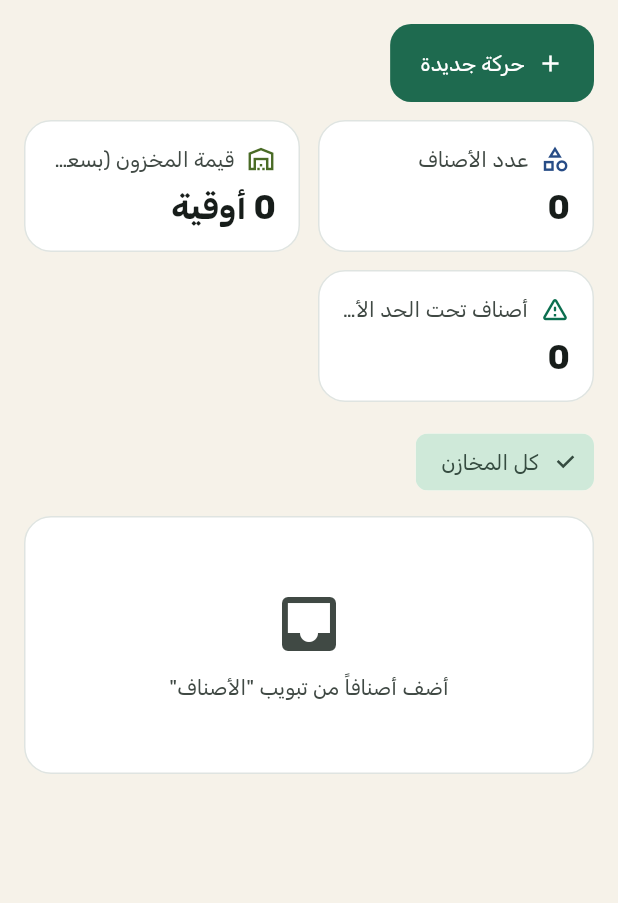
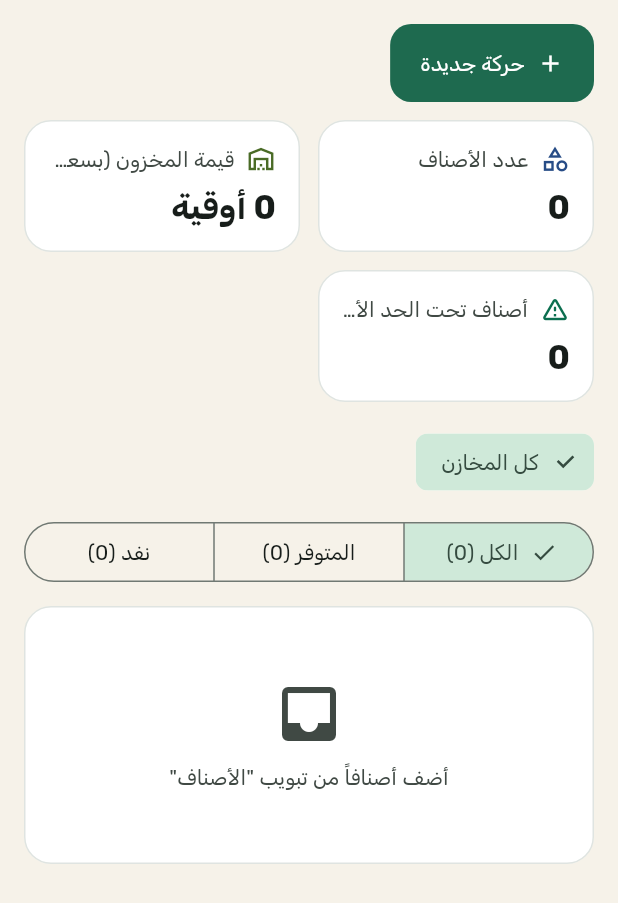
Before and after one commit to Ahmedtalb872/Medaba, a Flutter app: the _StockTab widget shown alone on an empty page, opened directly, on a phone screen of 412 x 824 dp. Shown: the top 903 px of the screen. Run offline on Flutter 3.47's test engine with Material 3 defaults, Android fonts, the phone set to English and light mode, and no system bars; our stand-ins replace file_picker, pdf, printing, shared_preferences; accounts and stored records are empty.

Commit message:
Show original, issued and available quantities in stock
The stock tab now lists, per item, everything that entered the selected
warehouse (purchases, stock-in, transfers in), what left it, and what is
available, with a bar for the available share. A filter shows all,
available or out-of-stock items. Transfers between warehouses are not
counted when all warehouses are shown together.

Co-Authored-By: Claude Opus 5.5 <noreply@anthropic.com>
Claude-Session: https://claude.ai/code/session_01X9Xt23fqdrjn1yncKBRNLD

```diff
--- a/lib/screens/inventory_screen.dart
+++ b/lib/screens/inventory_screen.dart
@@ -79,17 +79,48 @@ class _StockTab extends StatefulWidget {
   State<_StockTab> createState() => _StockTabState();
 }
 
+enum _StockFilter {
+  all('الكل'),
+  available('المتوفر'),
+  out('نفد');
+
+  final String label;
+  const _StockFilter(this.label);
+}
+
+typedef _StockRow = ({
+  Product product,
+  double received,
+  double issued,
+  double qty,
+});
+
 class _StockTabState extends State<_StockTab> {
   String? _warehouseId;
+  _StockFilter _filter = _StockFilter.all;
 
   @override
   Widget build(BuildContext context) {
     final s = context.watch<AppState>();
     if (s.warehouseById(_warehouseId) == null) _warehouseId = null;
-    final rows = [
-      for (final p in s.products)
-        (product: p, qty: s.stockOf(p.id, warehouseId: _warehouseId)),
-    ];
+    _StockRow row(Product p) {
+      final f = s.stockFlow(p.id, warehouseId: _warehouseId);
+      return (
+        product: p,
+        received: f.received,
+        issued: f.issued,
+        qty: f.received - f.issued,
+      );
+    }
+
+    bool matches(_StockRow r, _StockFilter f) => switch (f) {
+      _StockFilter.all => true,
+      _StockFilter.available => r.qty > 0,
+      _StockFilter.out => r.qty <= 0,
+    };
+
+    final rows = [for (final p in s.products) row(p)];
+    final shown = rows.where((r) => matches(r, _filter)).toList();
 
     return ListView(
       padding: const EdgeInsets.all(16),
@@ -146,28 +177,43 @@ class _StockTabState extends State<_StockTab> {
           ],
         ),
         const SizedBox(height: 12),
-        DataTableCard<({Product product, double qty})>(
+        SegmentedButton<_StockFilter>(
+          segments: [
+            for (final f in _StockFilter.values)
+              ButtonSegment(
+                value: f,
+                label: Text(
+                  '${f.label} (${rows.where((r) => matches(r, f)).length})',
+                ),
+              ),
+          ],
+          selected: {_filter},
+          onSelectionChanged: (v) => setState(() => _filter = v.first),
+        ),
+        const SizedBox(height: 12),
+        DataTableCard<_StockRow>(
           columns: const [
             'الصنف',
             'الكود',
-            'الكمية',
+            'الكمية الأصلية',
+            'الخارج',
+            'المتوفر',
             'الوحدة',
             'سعر التكلفة',
             'سعر البيع',
-            'القيمة',
+            'قيمة المتوفر',
             'الحالة',
           ],
-          items: rows,
+          items: shown,
           emptyMessage: 'أضف أصنافاً من تبويب "الأصناف"',
           cells: (r) {
             final p = r.product;
             return [
               Text(p.name),
               Text(p.code),
-              Text(
-                fmt.number(r.qty),
-                style: const TextStyle(fontWeight: FontWeight.bold),
-              ),
+              Text(fmt.number(r.received)),
+              Text(fmt.number(r.issued)),
+              _Available(qty: r.qty, received: r.received),
               Text(p.unit),
               Text(fmt.money(p.costPrice)),
               Text(fmt.money(p.salePrice)),
@@ -177,6 +223,42 @@ class _StockTabState extends State<_StockTab> {
           },
         ),
       ],
+    );
+  }
+}
+
+/// الكمية المتوفرة مع شريط يبيّن نسبتها من الكمية الأصلية.
+class _Available extends StatelessWidget {
+  final double qty;
+  final double received;
+  const _Available({required this.qty, required this.received});
+
+  @override
+  Widget build(BuildContext context) {
+    final ratio = received <= 0 ? 0.0 : (qty / received).clamp(0.0, 1.0);
+    final color = ratio > 0.25 ? AppColors.income.last : AppColors.expense.last;
+    return SizedBox(
+      width: 96,
+      child: Column(
+        mainAxisAlignment: MainAxisAlignment.center,
+        crossAxisAlignment: CrossAxisAlignment.start,
+        children: [
+          Text(
+            fmt.number(qty),
+            style: const TextStyle(fontWeight: FontWeight.bold),
+          ),
+          const SizedBox(height: 4),
+          ClipRRect(
+            borderRadius: BorderRadius.circular(4),
+            child: LinearProgressIndicator(
+              value: ratio,
+              minHeight: 5,
+              color: color,
+              backgroundColor: color.withValues(alpha: 0.15),
+            ),
+          ),
+        ],
+      ),
     );
   }
 }
--- a/lib/state/app_state.dart
+++ b/lib/state/app_state.dart
@@ -406,6 +406,26 @@ class AppState extends ChangeNotifier {
             (excludeInvoiceId == null || m.invoiceId != excludeInvoiceId),
       )
       .fold(0, (s, m) => s + m.effectOn(warehouseId));
+
+  /// ما دخل المخزن من الصنف (الكمية الأصلية) وما خرج منه.
+  /// المتوفر = [received] − [issued] = [stockOf].
+  /// في كل المخازن معاً لا يُحسب التحويل بينها دخولاً ولا خروجاً.
+  ({double received, double issued}) stockFlow(
+    String productId, {
+    String? warehouseId,
+  }) {
+    var received = 0.0, issued = 0.0;
+    for (final m in _moves) {
+      if (m.productId != productId) continue;
+      final e = m.effectOn(warehouseId);
+      if (e > 0) {
+        received += e;
+      } else {
+        issued -= e;
+      }
+    }
+    return (received: received, issued: issued);
+  }
 
   /// قيمة المخزون بسعر التكلفة.
   double stockValue({String? warehouseId}) => _products.fold(
```
Also changed, not shown: 2 other files.
